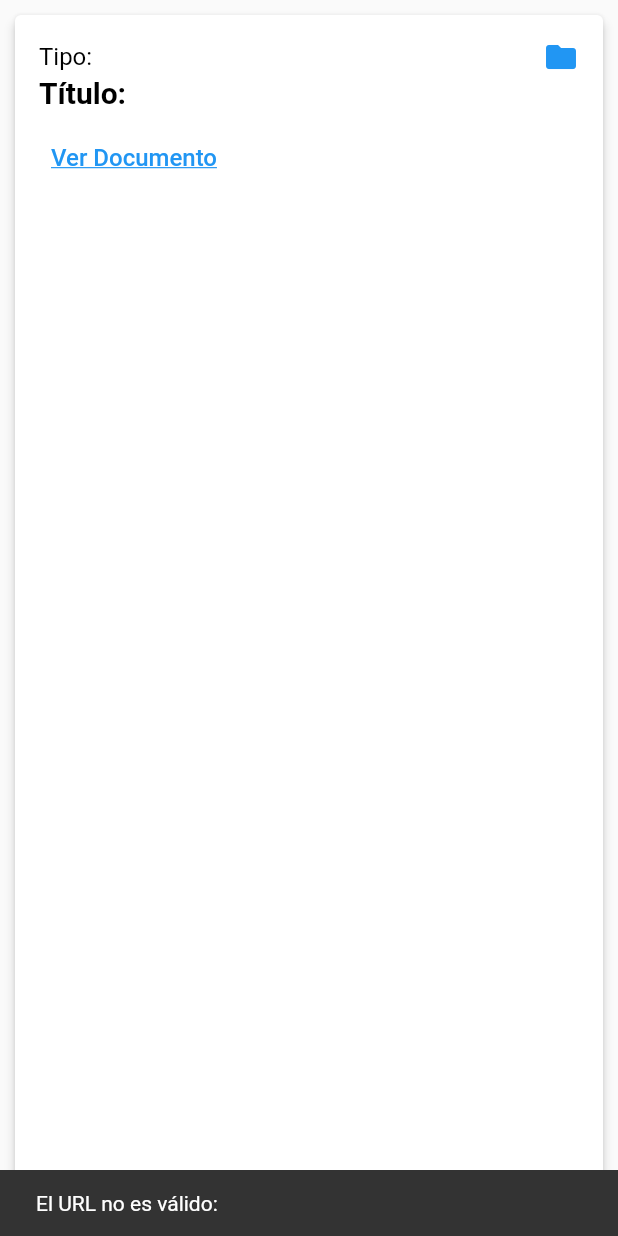
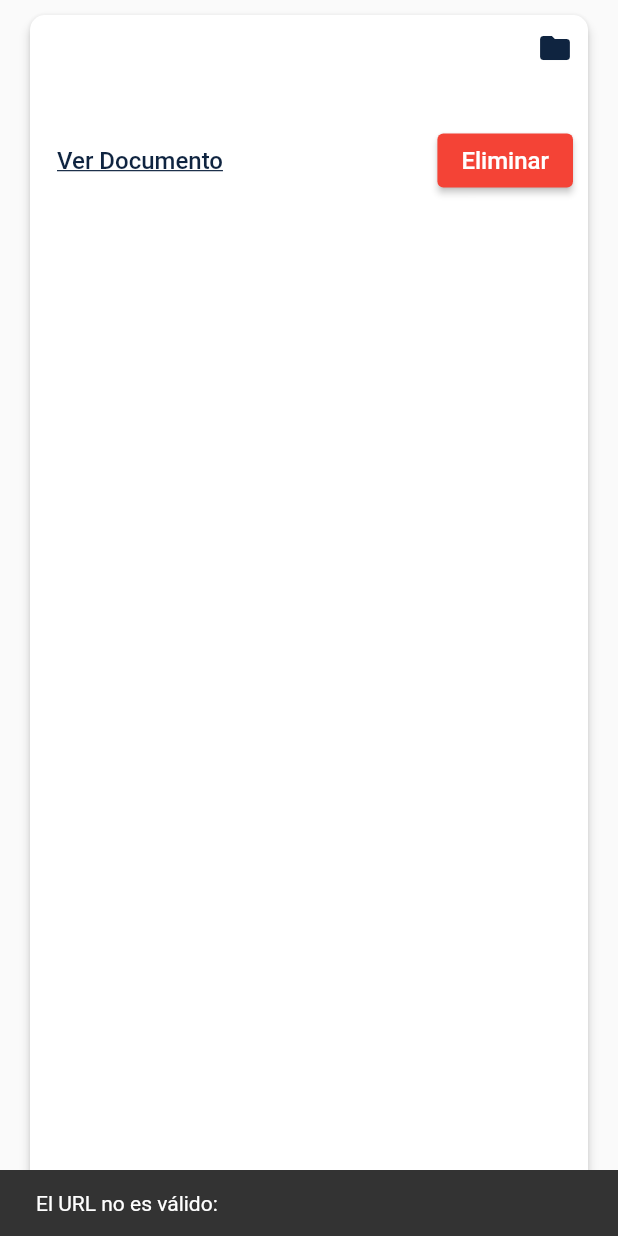
Before and after one commit to DonOtame/polismart_project, a Flutter app: the MaterialClaseCard widget shown alone on an empty page, opened directly with empty values, after a tap on "Ver Documento", on a phone screen of 412 x 824 dp. Run offline on Flutter 3.47's test engine with Material 2 defaults, Android fonts, the light colour scheme and no system bars; our stand-ins replace cloud_firestore, file_picker, firebase_auth, firebase_core, firebase_storage, flutter_colorpicker; accounts and stored records are empty; network calls fail.

Commit message:
Update documentos_clase_list.dart

```diff
--- a/lib/widgets/documentos_clase_list.dart
+++ b/lib/widgets/documentos_clase_list.dart
@@ -1,6 +1,6 @@
 import 'package:flutter/material.dart';
-import 'package:url_launcher/url_launcher.dart';
 import 'package:cloud_firestore/cloud_firestore.dart';
+import 'package:polismart_project/services/firebase_deleteMateria.dart';
 import 'package:url_launcher/url_launcher_string.dart';
 
 class DocumentoClaseList extends StatelessWidget {
@@ -18,7 +18,7 @@ class DocumentoClaseList extends StatelessWidget {
           .snapshots(),
       builder: (context, snapshot) {
         if (snapshot.connectionState == ConnectionState.waiting) {
-          return Center(
+          return const Center(
             child: CircularProgressIndicator(),
           );
         }
@@ -40,6 +40,8 @@ class DocumentoClaseList extends StatelessWidget {
                   tipo: tipo,
                   titulo: titulo,
                   url: url,
+                  nombreMateria: nombreMateria,
+                  context: context, // Pasa el contexto
                 );
               },
             ),
@@ -54,24 +56,31 @@ class MaterialClaseCard extends StatelessWidget {
   final String tipo;
   final String titulo;
   final String url;
+  final String nombreMateria;
+  final BuildContext context; // Agrega el campo de contexto
 
   MaterialClaseCard({
     required this.tipo,
     required this.titulo,
     required this.url,
+    required this.nombreMateria,
+    required this.context, // Recibe el contexto
   });
 
   @override
   Widget build(BuildContext context) {
     return Card(
       elevation: 3,
-      margin: EdgeInsets.all(10),
+      margin: const EdgeInsets.symmetric(vertical: 10, horizontal: 20),
+      shape: RoundedRectangleBorder(
+        borderRadius: BorderRadius.circular(10),
+      ),
       child: InkWell(
         onTap: () async {
           final urlToLaunch = Uri.tryParse(url);
           if (urlToLaunch != null && urlToLaunch.isAbsolute) {
-            if (await canLaunch(urlToLaunch.toString())) {
-              await launch(urlToLaunch.toString());
+            if (await canLaunchUrlString(urlToLaunch.toString())) {
+              await launchUrlString(urlToLaunch.toString());
             } else {
               ScaffoldMessenger.of(context).showSnackBar(
                 SnackBar(
@@ -88,7 +97,7 @@ class MaterialClaseCard extends StatelessWidget {
           }
         },
         child: Padding(
-          padding: const EdgeInsets.all(16.0),
+          padding: const EdgeInsets.all(10.0),
           child: Column(
             crossAxisAlignment: CrossAxisAlignment.start,
             children: [
@@ -96,39 +105,45 @@ class MaterialClaseCard extends StatelessWidget {
                 mainAxisAlignment: MainAxisAlignment.spaceBetween,
                 children: [
                   Text(
-                    'Tipo: $tipo',
-                    style: TextStyle(
+                    tipo,
+                    style: const TextStyle(
                       fontSize: 16,
-                      color: Colors.black,
+                      color: Color(0xFF0F2440),
+                      fontWeight: FontWeight.bold,
                     ),
                   ),
                   Icon(
                     tipoIconos.containsKey(tipo)
                         ? tipoIconos[tipo]
                         : Icons.folder,
-                    color: Colors.blue,
+                    color: const Color(0xFF0F2440),
+                    size: 24,
                   ),
                 ],
               ),
+              const SizedBox(height: 8),
               Text(
-                'Título: $titulo',
-                style: TextStyle(
+                titulo,
+                style: const TextStyle(
                   fontSize: 20,
                   fontWeight: FontWeight.bold,
-                  color: Colors.black,
                 ),
               ),
-              SizedBox(height: 8),
+              const SizedBox(height: 8),
+              Row(
+                mainAxisAlignment: MainAxisAlignment.spaceBetween,
+                children: [
                   TextButton(
                     onPressed: () async {
                       final urlToLaunch = Uri.tryParse(url);
                       if (urlToLaunch != null && urlToLaunch.isAbsolute) {
-                    if (await canLaunch(urlToLaunch.toString())) {
-                      await launch(urlToLaunch.toString());
+                        if (await canLaunchUrlString(urlToLaunch.toString())) {
+                          await launchUrlString(urlToLaunch.toString());
                         } else {
                           ScaffoldMessenger.of(context).showSnackBar(
                             SnackBar(
-                          content: Text('No se puede abrir el enlace: $url'),
+                              content:
+                                  Text('No se puede abrir el enlace: $url'),
                             ),
                           );
                         }
@@ -140,14 +155,31 @@ class MaterialClaseCard extends StatelessWidget {
                         );
                       }
                     },
-                child: Text(
+                    child: const Text(
                       'Ver Documento',
                       style: TextStyle(
                         fontSize: 16,
-                    color: Colors.blue,
+                        color: Color(0xFF0F2440),
                         decoration: TextDecoration.underline,
                       ),
                     ),
+                  ),
+                  ElevatedButton(
+                    onPressed: () {
+                      eliminarMaterial(context, nombreMateria, url);
+                    },
+                    style: ElevatedButton.styleFrom(
+                      backgroundColor: Colors.red,
+                    ),
+                    child: const Text(
+                      'Eliminar',
+                      style: TextStyle(
+                        fontSize: 16,
+                        color: Colors.white,
+                      ),
+                    ),
+                  ),
+                ],
               ),
             ],
           ),
@@ -157,15 +189,6 @@ class MaterialClaseCard extends StatelessWidget {
   }
 }
 
-void _launchURL(String url) async {
-  if (await canLaunchUrlString(url)) {
-    await launchUrlString(url);
-  } else {
-    throw 'No se pudo abrir la URL: $url';
-  }
-}
-
-// Define un mapa que mapea tipos a iconos
 Map<String, IconData> tipoIconos = {
   'Teoria': Icons.book,
   'Pruebas': Icons.assignment,
```
Lines whose indentation alone changed are shown as unchanged.
